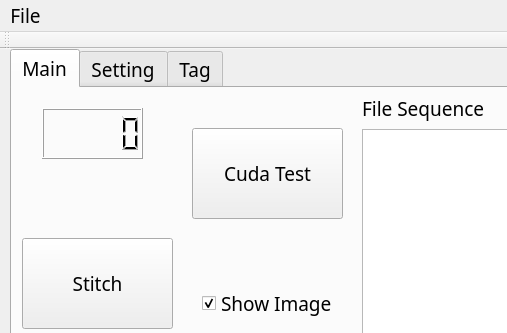
First picture: the form in mainwindow.ui, repository jefftsai8049/BeeObservationSystem_Analysis, before the edit; both pictures show x 0 to 507 and y 0 to 333 of the 607 by 462 pixel window.
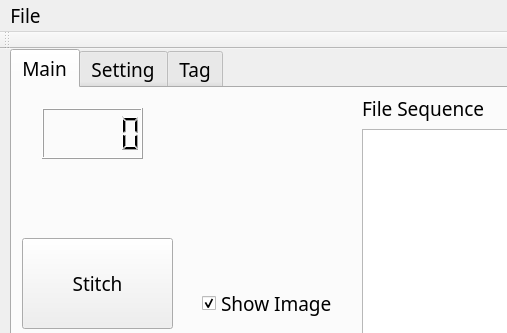
Second picture: the form after the edit.

Commit message: remove cuda test function

The edit to the form file:
```diff
--- a/mainwindow.ui
+++ b/mainwindow.ui
@@ -129,19 +129,6 @@
        <bool>true</bool>
       </property>
      </widget>
-     <widget class="QPushButton" name="cuda_test_pushButton">
-      <property name="geometry">
-       <rect>
-        <x>180</x>
-        <y>40</y>
-        <width>151</width>
-        <height>91</height>
-       </rect>
-      </property>
-      <property name="text">
-       <string>Cuda Test</string>
-      </property>
-     </widget>
     </widget>
     <widget class="QWidget" name="tab_2">
      <attribute name="title">
```
The commit also changes 4 other files.
